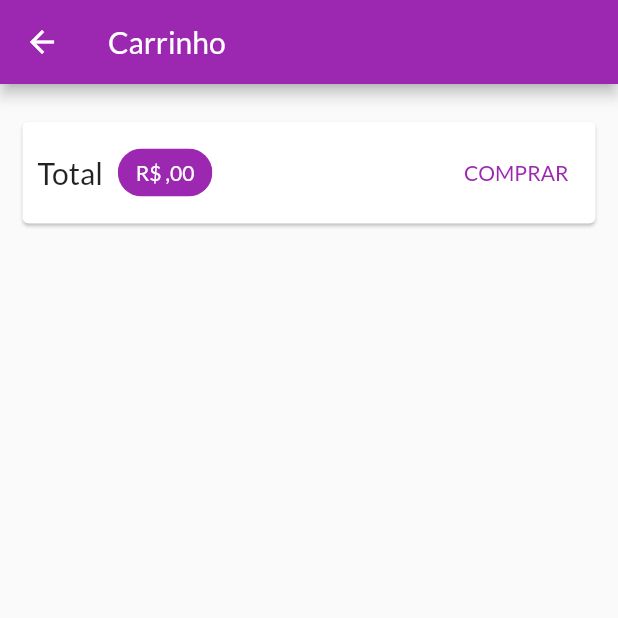
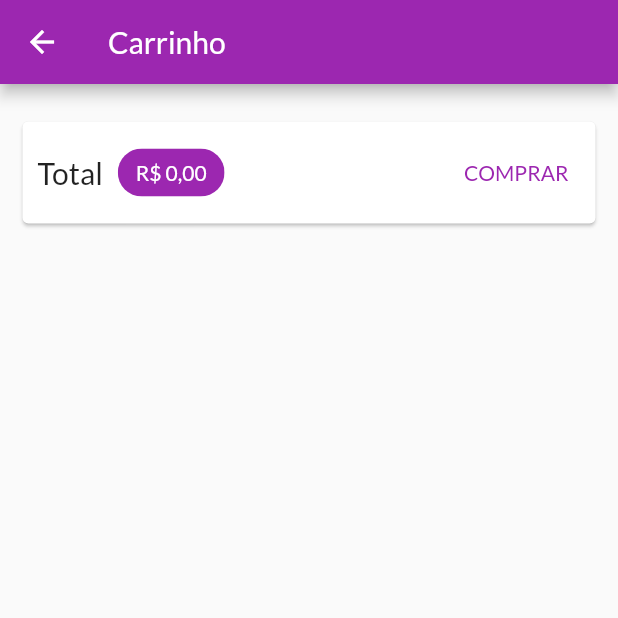
Before and after one commit to Jo-Analyst/shop, a Flutter app: the CartPage screen opened by its route, on a phone screen of 412 x 824 dp, the top half of it. Run offline on Flutter 3.47's test engine with Material 2 defaults, Android fonts, the phone set to English and light mode, and no system bars; network calls fail.

Commit message:
Concertandao o totalAmout ao zerar o valor

```diff
--- a/lib/components/cart_item.dart
+++ b/lib/components/cart_item.dart
@@ -46,7 +46,7 @@ class CartItemWidget extends StatelessWidget {
                 padding: const EdgeInsets.all(5),
                 child: FittedBox(
                   child: Text(
-                    '${cartItem.price}',
+                    NumberFormat("#.00","pt-BR").format(cartItem.price),
                   ),
                 ),
               ),
--- a/lib/pages/cart_page.dart
+++ b/lib/pages/cart_page.dart
@@ -38,12 +38,14 @@ class CartPage extends StatelessWidget {
                   Chip(
                     backgroundColor: Theme.of(context).colorScheme.primary,
                     label: Text(
-                      NumberFormat('R\$ #.00', 'pt-BR ').format(cart.totalAmount),
+                      cart.totalAmount == 0
+                          ? 'R\$ 0,00'
+                          : NumberFormat('R\$ #.00', 'pt-BR ')
+                              .format(cart.totalAmount),
                       style: TextStyle(
-                          color: Theme.of(context)
-                              .primaryTextTheme
-                              .headline6
-                              ?.color),
+                        color:
+                            Theme.of(context).primaryTextTheme.headline6?.color,
+                      ),
                     ),
                   ),
                   const Spacer(),
```
